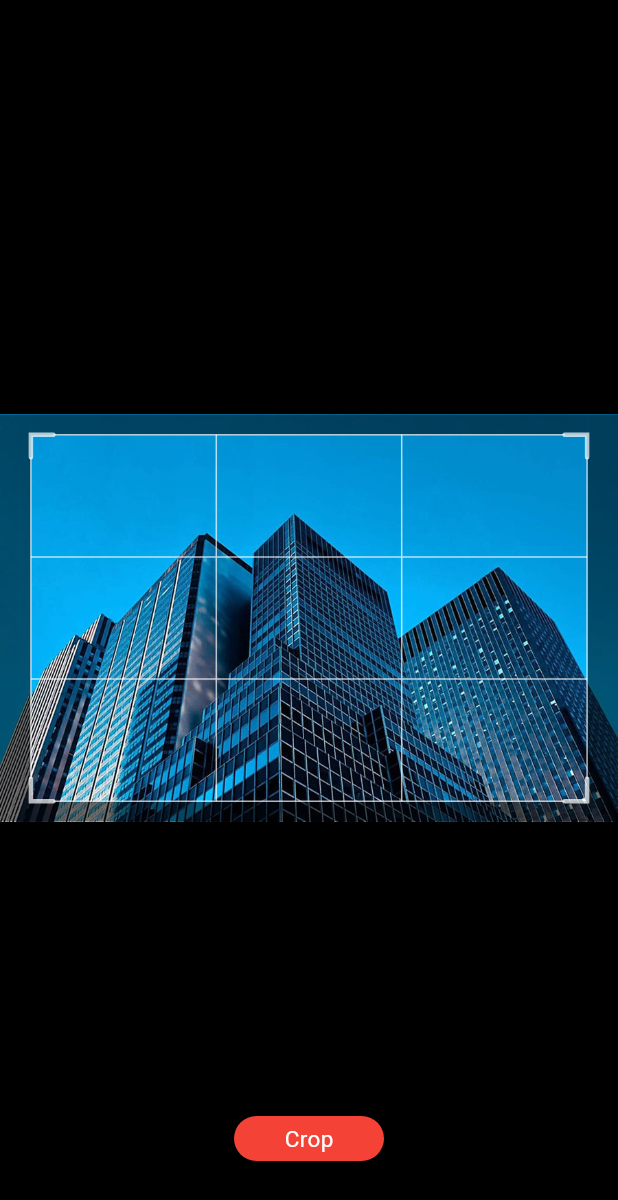
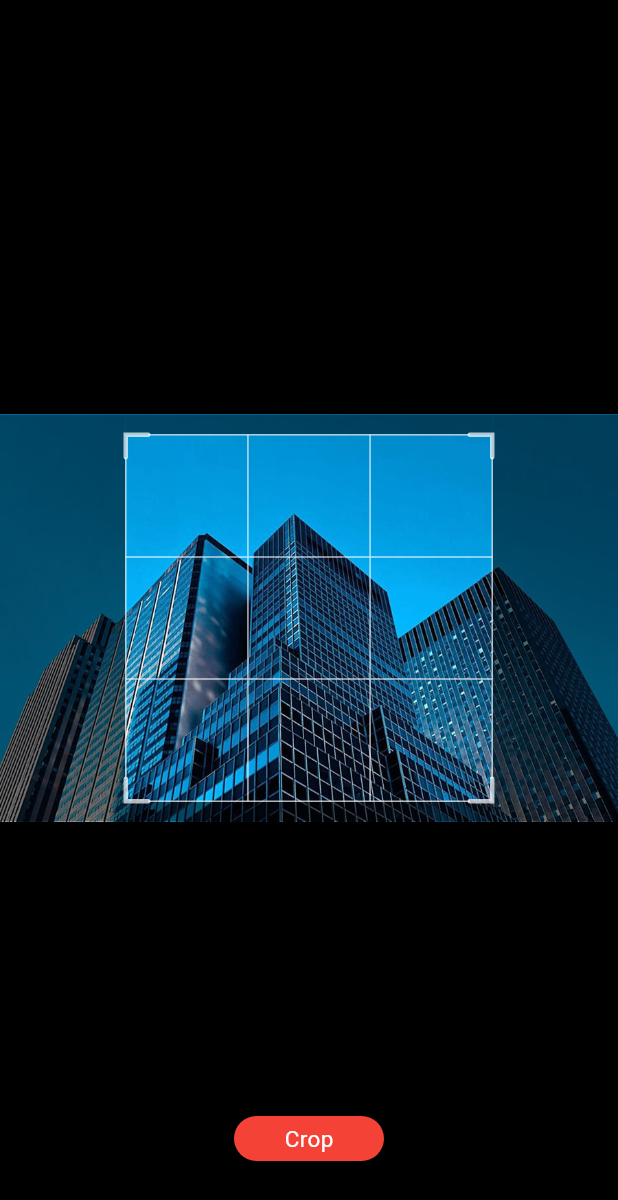
Before and after one commit to flappygod/flutter_flappy_crop, a Flutter app: the screen it shows after launch, on a phone screen of 412 x 824 dp. Shown: the top 1200 px of the screen. Run offline on Flutter 3.47's test engine with Material 3 defaults, Android fonts, the phone set to English and light mode, and no system bars.

Commit message:
fix a bug

```diff
--- a/example/lib/main.dart
+++ b/example/lib/main.dart
@@ -119,8 +119,7 @@ class _MyHomePageState extends State<MyHomePage> {
               ? const SizedBox()
               : CropImageView(
                   controller: _controller!,
-                  ratio: null,
-                  //ratio: 1.0,
+                  ratio: 1.0,
                 ),
           Align(
             alignment: Alignment.topCenter,
--- a/lib/src/crop_image_gesture_view.dart
+++ b/lib/src/crop_image_gesture_view.dart
@@ -271,7 +271,7 @@ class _CropImageGestureViewState extends State<CropImageGestureView> {
     Rect rectTwo = Rect.zero;
 
     ///width limit
-    if (newLeft + newWidth > widget.width) {
+    if (newWidth > widget.width) {
       double newLeftOne = 0;
       double newWidthOne = widget.width;
       double newHeightOne = newWidthOne / startRatio;
@@ -280,7 +280,7 @@ class _CropImageGestureViewState extends State<CropImageGestureView> {
     }
 
     ///height limit
-    if (newTop + newHeight > widget.height) {
+    if (newHeight > widget.height) {
       double newTopTwo = 0;
       double newHeightTwo = widget.height;
       double newWidthTwo = newHeightTwo * startRatio;
```
